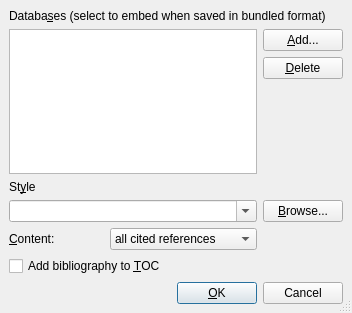
The window that src/frontends/qt4/ui/BibtexUi.ui (cburschka/lyx) describes before a commit, drawn with Qt 5.
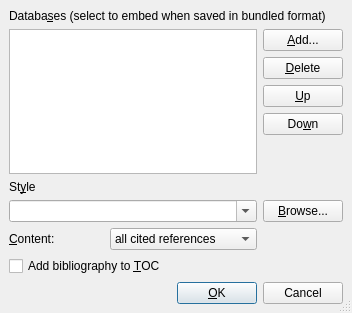
The same window after the commit.

Commit message: * src/frontends/qt4/GuiBibtex.{cpp,h}: * src/frontends/qt4/ui/BibtexUi.ui: 	- add buttons to move databases up and down. 	  Patch from Horst Schirmeier (permission: http://marc.info/?l=lyx-devel&m=120009631506298&w=2)

What changed in the file:
```diff
--- a/src/frontends/qt4/ui/BibtexUi.ui
+++ b/src/frontends/qt4/ui/BibtexUi.ui
@@ -25,10 +25,10 @@
    <property name="spacing" >
     <number>6</number>
    </property>
-   <item rowspan="3" row="1" column="0" colspan="2" >
+   <item rowspan="5" row="1" column="0" colspan="2" >
     <widget class="QListWidget" name="databaseLW" />
    </item>
-   <item row="7" column="0" colspan="2" >
+   <item row="9" column="0" colspan="2" >
     <widget class="QCheckBox" name="bibtocCB" >
      <property name="toolTip" >
       <string>Add bibliography to the table of contents</string>
@@ -38,7 +38,7 @@
      </property>
     </widget>
    </item>
-   <item row="6" column="0" >
+   <item row="8" column="0" >
     <widget class="QLabel" name="btPrintLA" >
      <property name="sizePolicy" >
       <sizepolicy>
@@ -59,7 +59,7 @@
      </property>
     </widget>
    </item>
-   <item row="6" column="1" >
+   <item row="8" column="1" >
     <widget class="QComboBox" name="btPrintCO" >
      <property name="toolTip" >
       <string>This bibliography section contains...</string>
@@ -81,7 +81,7 @@
      </item>
     </widget>
    </item>
-   <item rowspan="2" row="6" column="2" >
+   <item rowspan="2" row="8" column="2" >
     <spacer>
      <property name="orientation" >
       <enum>Qt::Vertical</enum>
@@ -97,7 +97,7 @@
      </property>
     </spacer>
    </item>
-   <item row="5" column="2" >
+   <item row="7" column="2" >
     <widget class="QPushButton" name="stylePB" >
      <property name="toolTip" >
       <string>Choose a style file</string>
@@ -110,7 +110,7 @@
      </property>
     </widget>
    </item>
-   <item row="5" column="0" colspan="2" >
+   <item row="7" column="0" colspan="2" >
     <widget class="QComboBox" name="styleCB" >
      <property name="toolTip" >
       <string>Choose a style file</string>
@@ -126,7 +126,7 @@
      </property>
     </widget>
    </item>
-   <item rowspan="2" row="3" column="2" >
+   <item rowspan="2" row="5" column="2" >
     <spacer>
      <property name="orientation" >
       <enum>Qt::Vertical</enum>
@@ -186,7 +186,7 @@
      </property>
     </widget>
    </item>
-   <item row="8" column="0" colspan="3" >
+   <item row="10" column="0" colspan="3" >
     <layout class="QHBoxLayout" >
      <property name="margin" >
       <number>0</number>
@@ -235,7 +235,7 @@
      </item>
     </layout>
    </item>
-   <item row="4" column="0" colspan="2" >
+   <item row="6" column="0" colspan="2" >
     <widget class="QLabel" name="styleLA" >
      <property name="sizePolicy" >
       <sizepolicy>
@@ -256,6 +256,26 @@
      </property>
     </widget>
    </item>
+   <item row="3" column="2" >
+    <widget class="QPushButton" name="upPB" >
+     <property name="toolTip" >
+      <string>Move the selected database upwards in the list</string>
+     </property>
+     <property name="text" >
+      <string>&amp;Up</string>
+     </property>
+    </widget>
+   </item>
+   <item row="4" column="2" >
+    <widget class="QPushButton" name="downPB" >
+     <property name="toolTip" >
+      <string>Move the selected database downwards in the list</string>
+     </property>
+     <property name="text" >
+      <string>Do&amp;wn</string>
+     </property>
+    </widget>
+   </item>
   </layout>
  </widget>
  <pixmapfunction></pixmapfunction>
```
The commit also changes 2 other files.
